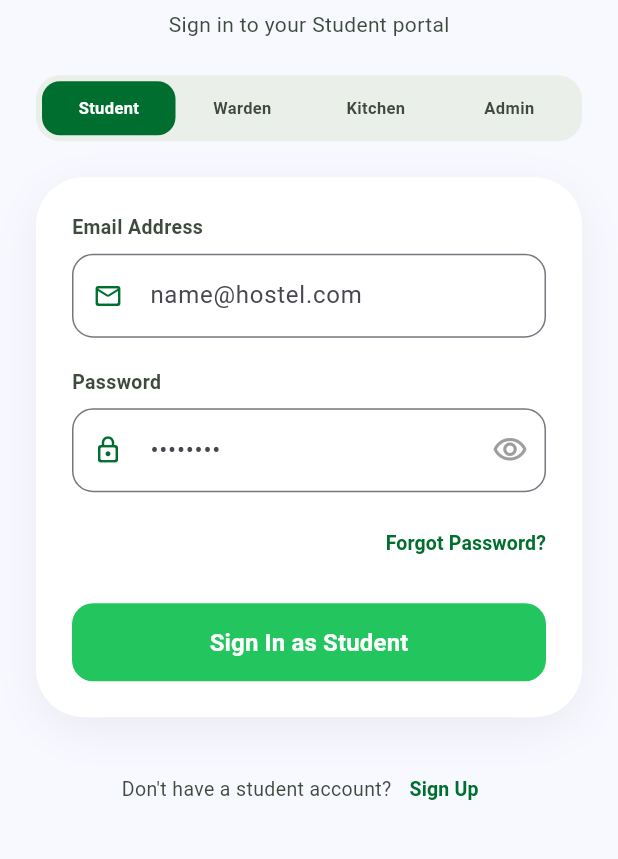
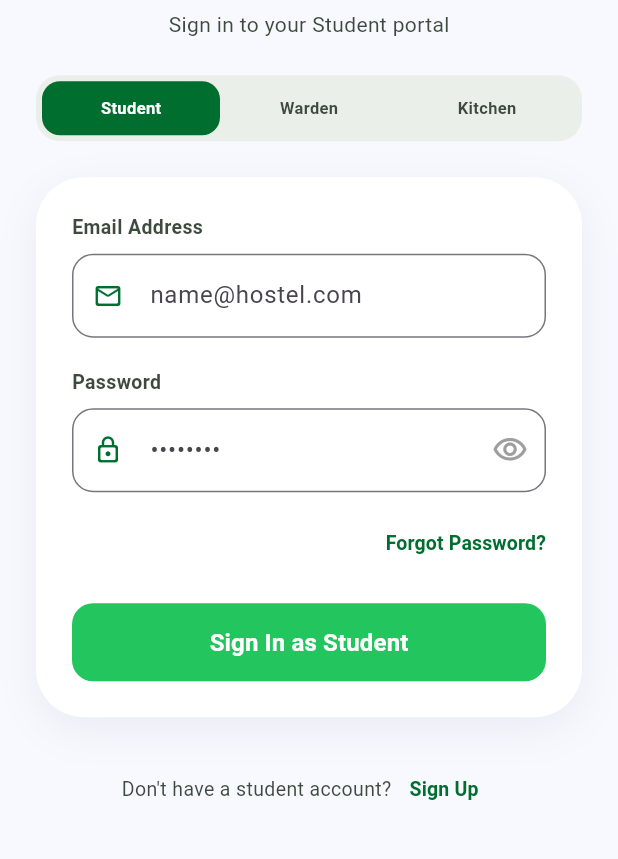
Before and after one commit to Yuvrajpatwa12/hostel-app-, a Flutter app: the screen it shows after launch, after a tap on "Student", on a phone screen of 412 x 824 dp, the part 335-1194 px from its top. Run offline on Flutter 3.47's test engine with Material 3 defaults, Android fonts, the phone set to English and light mode, and no system bars; Roboto replaces fonts that are missing (Plus Jakarta Sans).

Commit message:
Update hostel app structure

```diff
--- a/lib/main.dart
+++ b/lib/main.dart
@@ -1,5 +1,5 @@
 import 'package:flutter/material.dart';
-import 'role_selection_screen.dart';
+import 'screens/auth/role_selection_screen.dart';
 
 void main() {
   runApp(const MyApp());
--- a/lib/login.dart
+++ b/lib/screens/auth/login.dart
@@ -1,7 +1,7 @@
 import 'package:flutter/material.dart';
 import 'student_signup.dart';
 import 'forgot_password_screen.dart';
-import 'homepage.dart'; // Apna homepage.dart file yahan import karein
+import '../dashboard/homepage.dart'; // Apna homepage.dart file yahan import karein
 
 class LoginScreen extends StatefulWidget {
   final String selectedRole;
@@ -13,7 +13,7 @@ class LoginScreen extends StatefulWidget {
 
 class _LoginScreenState extends State<LoginScreen> {
   late String _selectedRole;
-  final List<String> _roles = ['Student', 'Warden', 'Kitchen Staff', 'Admin'];
+  final List<String> _roles = ['Student', 'Warden', 'Kitchen Staff'];
 
   bool _obscurePassword = true;
   bool _isLoading = false;
--- a/lib/welcome_screen.dart
+++ b/lib/screens/auth/welcome_screen.dart
@@ -1,5 +1,5 @@
 import 'package:flutter/material.dart';
-import 'package:kathmadnuhostel/student_signup.dart';
+import 'package:kathmadnuhostel/screens/auth/student_signup.dart';
 import 'login.dart';
 
 class WelcomeScreen extends StatelessWidget {
--- a/lib/homepage.dart
+++ b/lib/screens/dashboard/homepage.dart
@@ -1,7 +1,7 @@
 import 'package:flutter/material.dart';
-import 'community_screen.dart';
+import '../community/community_screen.dart';
 import 'sos_screen.dart';
-import 'routing_screen.dart';
+import '../../routing_screen.dart';
 import 'profile_screen.dart';
 
 class HomeScreen extends StatefulWidget {
```
Also changed, not shown: lib/screens/auth/admin_signup.dart (renamed from lib/admin_signup.dart), lib/screens/auth/forgot_password_screen.dart (renamed from lib/forgot_password_screen.dart), lib/screens/auth/kitchen_staff_signup.dart (renamed from lib/kitchen_staff_signup.dart), lib/screens/auth/role_selection_screen.dart (renamed from lib/role_selection_screen.dart), lib/screens/auth/set_new_password_screen.dart (renamed from lib/set_new_password_screen.dart), lib/screens/auth/splashscreen.dart (renamed from lib/splashscreen.dart), lib/screens/auth/student_signup.dart (renamed from lib/student_signup.dart), lib/screens/auth/verification_screen.dart (renamed from lib/verification_screen.dart), lib/screens/auth/warden_signup.dart (renamed from lib/warden_signup.dart), lib/screens/community/chatroom_screen.dart (renamed from lib/chatroom_screen.dart), lib/screens/community/community_screen.dart (renamed from lib/community_screen.dart), lib/screens/dashboard/activity_status_screen.dart (renamed from lib/activity_status_screen.dart), lib/screens/dashboard/profile_screen.dart (renamed from lib/profile_screen.dart), lib/screens/dashboard/sos_screen.dart (renamed from lib/sos_screen.dart), 2 more files, 1 other file.
